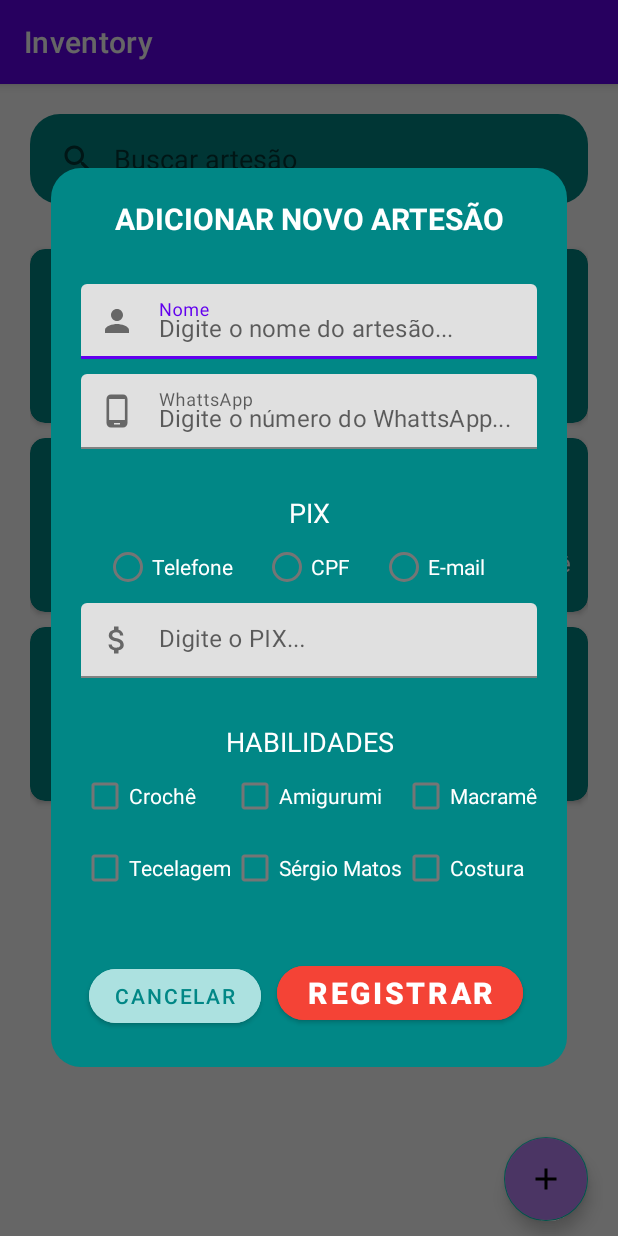
After one commit to ameliagalvao/inventory, an Android app: the fragment AddArtisanFragment placed in its activity, on a phone screen of 412 x 824 dp. The commit adds this screen. Run offline under Robolectric (Android 15) with nearby library versions, the phone set to English and light mode, and no system bars; our stand-ins replace CircleImageView, Room's generated code.

Commit message:
radiobutton validado

```diff
--- /dev/null
+++ b/app/src/main/java/com/miigubymia/inventory/artisans/AddArtisanFragment.kt
@@ -0,0 +1,37 @@
+package com.miigubymia.inventory.artisans
+
+import android.os.Bundle
+import android.view.LayoutInflater
+import android.view.View
+import android.view.ViewGroup
+import android.widget.*
+import androidx.fragment.app.DialogFragment
+import com.miigubymia.inventory.R
+
+class AddArtisanFragment : DialogFragment() {
+
+    override fun onCreateView(
+        inflater: LayoutInflater, container: ViewGroup?,
+        savedInstanceState: Bundle?
+    ): View? {
+        val view = inflater.inflate(R.layout.fragment_add_artisan, container, false)
+        dialog!!.window!!.setBackgroundDrawableResource(android.R.color.transparent)
+
+        //botão para voltar para o ListView.
+        val btnCancel = view.findViewById<Button>(R.id.btnCancelAdd)
+        btnCancel.setOnClickListener {
+            dialog!!.dismiss()
+        }
+
+        //botão para salvar dados
+        val btnRegisterArtisan = view.findViewById<Button>(R.id.btnregisterNewArtisan)
+        val radioGroupPix = view.findViewById<RadioGroup>(R.id.radioGroupPix)
+        btnRegisterArtisan.setOnClickListener {
+            if (radioGroupPix.checkedRadioButtonId != -1 ){
+                Toast.makeText(context, "validado",Toast.LENGTH_SHORT).show()
+            }
+        }
+
+        return view
+    }
+}
--- a/app/src/main/java/com/miigubymia/inventory/artisans/ArtisansActivity.kt
+++ b/app/src/main/java/com/miigubymia/inventory/artisans/ArtisansActivity.kt
@@ -2,6 +2,7 @@ package com.miigubymia.inventory.artisans
 
 import androidx.appcompat.app.AppCompatActivity
 import android.os.Bundle
+import androidx.fragment.app.FragmentManager
 import com.miigubymia.inventory.dataBase.ArtisanViewModel
 import com.miigubymia.inventory.databinding.ActivityArtisansBinding
 
@@ -15,5 +16,13 @@ class ArtisansActivity : AppCompatActivity() {
         val view = binding.root
         setContentView(view)
 
+        binding.fabAddArtisan.setOnClickListener{
+            val fragmentManager: FragmentManager = this.supportFragmentManager
+            val dialogFragment = AddArtisanFragment()
+            dialogFragment.isCancelable = false
+            //Para o dialog não usamos o transaction
+            dialogFragment.show(fragmentManager, "ShowProduct")
+        }
+
     }
 }
--- /dev/null
+++ b/app/src/main/res/drawable/ic_baseline_add_24.xml
@@ -0,0 +1,5 @@
+<vector android:height="24dp" android:tint="#FFFFFF"
+    android:viewportHeight="24" android:viewportWidth="24"
+    android:width="24dp" xmlns:android="http://schemas.android.com/apk/res/android">
+    <path android:fillColor="@android:color/white" android:pathData="M19,13h-6v6h-2v-6H5v-2h6V5h2v6h6v2z"/>
+</vector>
--- /dev/null
+++ b/app/src/main/res/drawable/ic_baseline_attach_money_24.xml
@@ -0,0 +1,5 @@
+<vector android:height="24dp" android:tint="#FFFFFF"
+    android:viewportHeight="24" android:viewportWidth="24"
+    android:width="24dp" xmlns:android="http://schemas.android.com/apk/res/android">
+    <path android:fillColor="@android:color/white" android:pathData="M11.8,10.9c-2.27,-0.59 -3,-1.2 -3,-2.15 0,-1.09 1.01,-1.85 2.7,-1.85 1.78,0 2.44,0.85 2.5,2.1h2.21c-0.07,-1.72 -1.12,-3.3 -3.21,-3.81V3h-3v2.16c-1.94,0.42 -3.5,1.68 -3.5,3.61 0,2.31 1.91,3.46 4.7,4.13 2.5,0.6 3,1.48 3,2.41 0,0.69 -0.49,1.79 -2.7,1.79 -2.06,0 -2.87,-0.92 -2.98,-2.1h-2.2c0.12,2.19 1.76,3.42 3.68,3.83V21h3v-2.15c1.95,-0.37 3.5,-1.5 3.5,-3.55 0,-2.84 -2.43,-3.81 -4.7,-4.4z"/>
+</vector>
--- /dev/null
+++ b/app/src/main/res/drawable/ic_baseline_person_24.xml
@@ -0,0 +1,5 @@
+<vector android:height="24dp" android:tint="#FFFFFF"
+    android:viewportHeight="24" android:viewportWidth="24"
+    android:width="24dp" xmlns:android="http://schemas.android.com/apk/res/android">
+    <path android:fillColor="@android:color/white" android:pathData="M12,12c2.21,0 4,-1.79 4,-4s-1.79,-4 -4,-4 -4,1.79 -4,4 1.79,4 4,4zM12,14c-2.67,0 -8,1.34 -8,4v2h16v-2c0,-2.66 -5.33,-4 -8,-4z"/>
+</vector>
--- /dev/null
+++ b/app/src/main/res/drawable/ic_baseline_phone_android_24.xml
@@ -0,0 +1,5 @@
+<vector android:height="24dp" android:tint="#FFFFFF"
+    android:viewportHeight="24" android:viewportWidth="24"
+    android:width="24dp" xmlns:android="http://schemas.android.com/apk/res/android">
+    <path android:fillColor="@android:color/white" android:pathData="M16,1L8,1C6.34,1 5,2.34 5,4v16c0,1.66 1.34,3 3,3h8c1.66,0 3,-1.34 3,-3L19,4c0,-1.66 -1.34,-3 -3,-3zM14,21h-4v-1h4v1zM17.25,18L6.75,18L6.75,4h10.5v14z"/>
+</vector>
--- a/app/src/main/res/layout/activity_artisans.xml
+++ b/app/src/main/res/layout/activity_artisans.xml
@@ -1,5 +1,5 @@
 <?xml version="1.0" encoding="utf-8"?>
-<LinearLayout xmlns:android="http://schemas.android.com/apk/res/android"
+<androidx.constraintlayout.widget.ConstraintLayout xmlns:android="http://schemas.android.com/apk/res/android"
     xmlns:app="http://schemas.android.com/apk/res-auto"
     xmlns:tools="http://schemas.android.com/tools"
     android:layout_width="match_parent"
@@ -10,9 +10,20 @@
     tools:context=".artisans.ArtisansActivity">
 
     <androidx.fragment.app.FragmentContainerView
-        android:id="@+id/fragmentContainerView"
+        android:id="@+id/fragmentArtisans"
         android:name="com.miigubymia.inventory.artisans.ArtisansListFragment"
         android:layout_width="match_parent"
         android:layout_height="match_parent" />
 
-</LinearLayout>
+    <com.google.android.material.floatingactionbutton.FloatingActionButton
+        android:id="@+id/fabAddArtisan"
+        android:layout_width="wrap_content"
+        android:layout_height="wrap_content"
+        android:layout_margin="10dp"
+        android:clickable="true"
+        android:backgroundTint="@color/purple_200"
+        app:layout_constraintBottom_toBottomOf="parent"
+        app:layout_constraintEnd_toEndOf="parent"
+        app:srcCompat="@drawable/ic_baseline_add_24" />
+
+</androidx.constraintlayout.widget.ConstraintLayout>
--- /dev/null
+++ b/app/src/main/res/layout/fragment_add_artisan.xml
@@ -0,0 +1,237 @@
+<?xml version="1.0" encoding="utf-8"?>
+<FrameLayout xmlns:android="http://schemas.android.com/apk/res/android"
+    xmlns:app="http://schemas.android.com/apk/res-auto"
+    xmlns:tools="http://schemas.android.com/tools"
+    android:id="@+id/cbCostura"
+    android:layout_width="wrap_content"
+    android:layout_height="wrap_content"
+    android:background="@drawable/bg_round"
+    tools:context=".artisans.AddArtisanFragment">
+
+    <ScrollView
+        android:layout_width="match_parent"
+        android:layout_height="match_parent">
+
+        <LinearLayout
+            android:layout_width="match_parent"
+            android:layout_height="wrap_content"
+            android:orientation="vertical"
+            android:padding="20dp">
+
+            <TextView
+                android:id="@+id/tvArtisanAddTitle"
+                android:layout_width="match_parent"
+                android:layout_height="wrap_content"
+                android:layout_marginBottom="30dp"
+                android:text="@string/addArtisanTitle"
+                android:textAlignment="center"
+                android:textAllCaps="true"
+                android:textColor="@color/white"
+                android:textSize="20sp"
+                android:textStyle="bold" />
+
+            <com.google.android.material.textfield.TextInputLayout
+                android:layout_width="match_parent"
+                android:layout_height="wrap_content"
+                android:hint="Nome"
+                app:expandedHintEnabled="false"
+                app:startIconDrawable="@drawable/ic_baseline_person_24">
+
+                <com.google.android.material.textfield.TextInputEditText
+                    android:id="@+id/etAddArtisanName"
+                    android:layout_width="match_parent"
+                    android:layout_height="50dp"
+                    android:layout_marginBottom="10dp"
+                    android:hint="Digite o nome do artesão..."
+                    android:inputType="textPersonName" />
+            </com.google.android.material.textfield.TextInputLayout>
+
+            <com.google.android.material.textfield.TextInputLayout
+                android:layout_width="match_parent"
+                android:layout_height="wrap_content"
+                android:hint="WhattsApp"
+                app:expandedHintEnabled="false"
+                app:startIconDrawable="@drawable/ic_baseline_phone_android_24">
+
+                <com.google.android.material.textfield.TextInputEditText
+                    android:id="@+id/etAddArtisanPhone"
+                    android:layout_width="match_parent"
+                    android:layout_height="50dp"
+                    android:hint="Digite o número do WhattsApp..."
+                    android:inputType="phone" />
+            </com.google.android.material.textfield.TextInputLayout>
+
+            <androidx.constraintlayout.widget.ConstraintLayout
+                android:layout_width="match_parent"
+                android:layout_height="wrap_content"
+                android:layout_marginTop="30dp">
+
+                <TextView
+                    android:id="@+id/tvTitlePix"
+                    android:layout_width="match_parent"
+                    android:layout_height="wrap_content"
+                    android:text="Pix"
+                    android:textAlignment="center"
+                    android:textAllCaps="true"
+                    android:textColor="@color/white"
+                    android:textSize="18sp"
+                    app:layout_constraintTop_toTopOf="parent" />
+
+                <RadioGroup
+                    android:id="@+id/radioGroupPix"
+                    android:layout_width="wrap_content"
+                    android:layout_height="wrap_content"
+                    android:orientation="horizontal"
+                    app:layout_constraintEnd_toEndOf="parent"
+                    app:layout_constraintStart_toStartOf="parent"
+                    app:layout_constraintTop_toBottomOf="@+id/tvTitlePix">
+
+                    <RadioButton
+                        android:id="@+id/rbtnPhone"
+                        android:layout_width="wrap_content"
+                        android:layout_height="wrap_content"
+                        android:layout_marginEnd="20dp"
+                        android:text="Telefone"
+                        android:textColor="@color/white" />
+
+                    <RadioButton
+                        android:id="@+id/rbtnCPF"
+                        android:layout_width="wrap_content"
+                        android:layout_height="wrap_content"
+                        android:layout_marginEnd="20dp"
+                        android:text="CPF"
+                        android:textColor="@color/white" />
+
+                    <RadioButton
+                        android:id="@+id/rbtnEmail"
+                        android:layout_width="wrap_content"
+                        android:layout_height="wrap_content"
+                        android:layout_marginEnd="20dp"
+                        android:text="E-mail"
+                        android:textColor="@color/white" />
+
+                </RadioGroup>
+
+                <com.google.android.material.textfield.TextInputLayout
+                    android:id="@+id/textInputLayout"
+                    android:layout_width="match_parent"
+                    android:layout_height="wrap_content"
+                    app:layout_constraintBottom_toBottomOf="parent"
+                    app:layout_constraintTop_toBottomOf="@+id/radioGroupPix"
+                    app:startIconDrawable="@drawable/ic_baseline_attach_money_24">
+
+                    <com.google.android.material.textfield.TextInputEditText
+                        android:id="@+id/etAddArtisanPix"
+                        android:layout_width="match_parent"
+                        android:layout_height="50dp"
+                        android:hint="Digite o PIX..." />
+                </com.google.android.material.textfield.TextInputLayout>
+            </androidx.constraintlayout.widget.ConstraintLayout>
+
+            <TextView
+                android:id="@+id/tvTitleSkills"
+                android:layout_width="match_parent"
+                android:layout_height="wrap_content"
+                android:layout_marginTop="30dp"
+                android:text="Habilidades"
+                android:textAlignment="center"
+                android:textAllCaps="true"
+                android:textColor="@color/white"
+                android:textSize="18sp" />
+
+            <TableLayout
+                android:layout_width="wrap_content"
+                android:layout_height="match_parent">
+
+                <TableRow
+                    android:layout_width="match_parent"
+                    android:layout_height="match_parent">
+
+                    <CheckBox
+                        android:id="@+id/cbCroche"
+                        android:layout_width="wrap_content"
+                        android:layout_height="wrap_content"
+                        android:text="Crochê"
+                        android:textColor="@color/white" />
+
+                    <CheckBox
+                        android:id="@+id/cbAmigurumi"
+                        android:layout_width="wrap_content"
+                        android:layout_height="wrap_content"
+                        android:text="Amigurumi"
+                        android:textColor="@color/white" />
+
+                    <CheckBox
+                        android:id="@+id/cbMacrame"
+                        android:layout_width="wrap_content"
+                        android:layout_height="wrap_content"
+                        android:text="Macramê"
+                        android:textColor="@color/white" />
+                </TableRow>
+
+                <TableRow
+                    android:layout_width="match_parent"
+                    android:layout_height="match_parent">
+
+                    <CheckBox
+                        android:id="@+id/cbTecelagem"
+                        android:layout_width="wrap_content"
+                        android:layout_height="wrap_content"
+                        android:text="Tecelagem"
+                        android:textColor="@color/white" />
+
+                    <CheckBox
+                        android:id="@+id/cbSergio"
+                        android:layout_width="wrap_content"
+                        android:layout_height="wrap_content"
+                        android:text="Sérgio Matos"
+                        android:textColor="@color/white" />
+
+                    <CheckBox
+                        android:id="@+id/checkBox5"
+                        android:layout_width="wrap_content"
+                        android:layout_height="wrap_content"
+                        android:text="Costura"
+                        android:textColor="@color/white" />
+                </TableRow>
+
+            </TableLayout>
+
+            <LinearLayout
+                android:layout_width="300dp"
+                android:layout_height="match_parent"
+                android:layout_marginTop="30dp"
+                android:orientation="horizontal">
+
+                <Button
+                    android:id="@+id/btnCancelAdd"
+                    android:layout_width="wrap_content"
+                    android:layout_height="wrap_content"
+                    android:layout_margin="5dp"
+                    android:layout_weight="1"
+                    android:backgroundTint="#ACE1E0"
+                    android:text="Cancelar"
+                    android:textColor="@color/teal_700"
+                    android:textSize="14sp"
+                    app:cornerRadius="20dp" />
+
+                <Button
+                    android:id="@+id/btnregisterNewArtisan"
+                    android:layout_width="wrap_content"
+                    android:layout_height="wrap_content"
+                    android:layout_margin="5dp"
+                    android:layout_weight="3"
+                    android:backgroundTint="#F44336"
+                    android:text="Registrar"
+                    android:textAllCaps="true"
+                    android:textColor="@color/white"
+                    android:textSize="20sp"
+                    android:textStyle="bold"
+                    app:cornerRadius="20dp" />
+
+            </LinearLayout>
+
+        </LinearLayout>
+    </ScrollView>
+
+</FrameLayout>
--- a/app/src/main/res/values/strings.xml
+++ b/app/src/main/res/values/strings.xml
@@ -1,5 +1,4 @@
 <resources>
     <string name="app_name">Inventory</string>
-    <!-- TODO: Remove or change this placeholder text -->
-    <string name="hello_blank_fragment">Hello blank fragment</string>
+    <string name="addArtisanTitle">Adicionar Novo Artesão</string>
 </resources>
```
